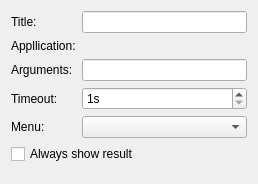
Above: app/settings/actioneditor.ui from sendevent/yangl before the change. Below: the same form after it.
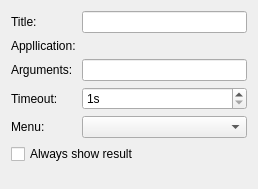
That is the form after the change. Custom widgets are drawn as their Qt base class.

Patch:
```diff
--- a/app/settings/actioneditor.ui
+++ b/app/settings/actioneditor.ui
@@ -7,7 +7,7 @@
     <x>0</x>
     <y>0</y>
     <width>258</width>
-    <height>184</height>
+    <height>189</height>
    </rect>
   </property>
   <layout class="QFormLayout" name="formLayout">
```
Left out of the diff: 2 changed lines with no effect on the pictures.
